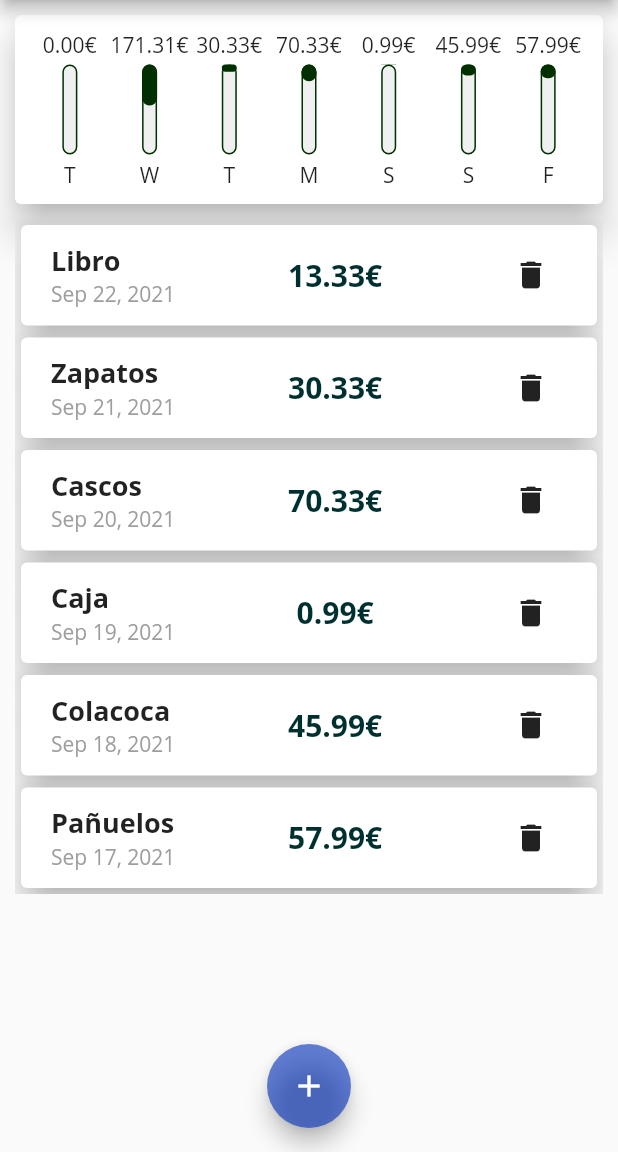
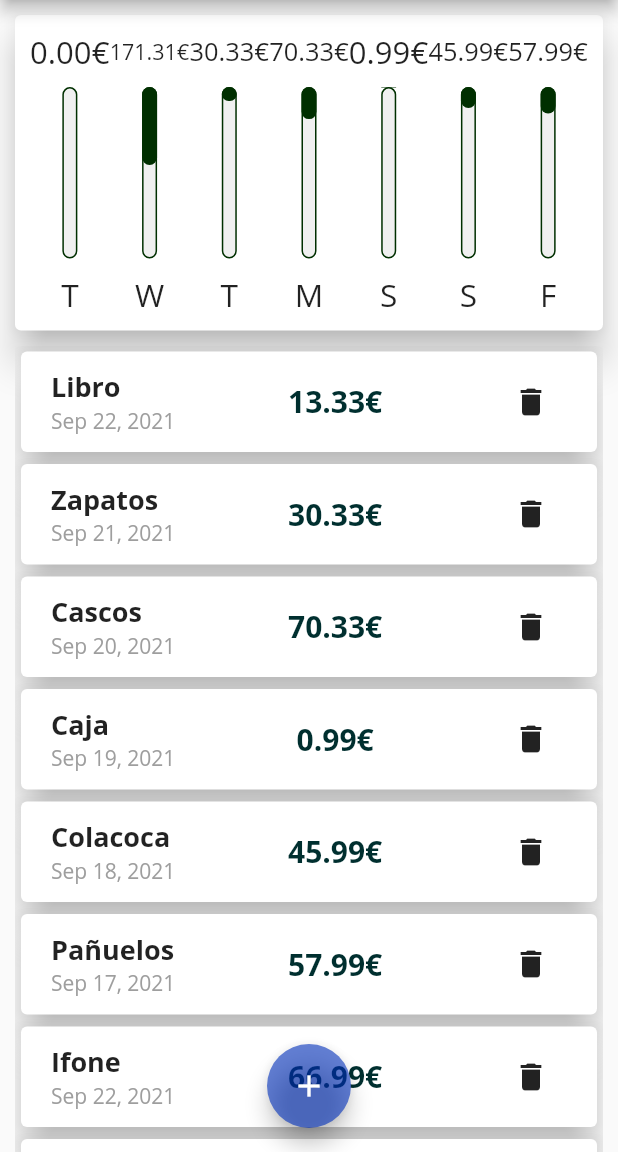
Before and after one commit to futbolin/Curso-Flutter---Dart, a Flutter app: the screen it shows after launch, on a phone screen of 412 x 824 dp, the part 84-1236 px from its top. Run offline on Flutter 3.47's test engine with Material 2 defaults, Android fonts, the phone set to English and light mode, and no system bars.

```diff
--- a/ejercicios/gastos_personales/lib/main.dart
+++ b/ejercicios/gastos_personales/lib/main.dart
@@ -96,7 +96,7 @@ class _MyHomePageState extends State<MyHomePage> {
     }).toList();
   }
 
-  void _agregarTransaccion(String titulo, double precio,DateTime fecha) {
+  void _agregarTransaccion(String titulo, double precio, DateTime fecha) {
     final nuevaTransaccion = Transaccion(
       titulo: titulo,
       cantidad: precio,
@@ -109,7 +109,7 @@ class _MyHomePageState extends State<MyHomePage> {
     });
   }
 
-  void _eliminarTransaccion(String id){
+  void _eliminarTransaccion(String id) {
     setState(() => {
           transaccionesDelUsuario.removeWhere((transaccion) {
             return transaccion.id == id;
@@ -130,12 +130,9 @@ class _MyHomePageState extends State<MyHomePage> {
     );
   }
 
-
-
   @override
   Widget build(BuildContext context) {
-    return Scaffold(
-      appBar: AppBar(
+    final AppBar appBar = AppBar(
       backgroundColor: Color.fromARGB(255, 0, 47, 187),
       title: Text('Gastos App'),
       actions: [
@@ -144,14 +141,27 @@ class _MyHomePageState extends State<MyHomePage> {
           icon: Icon(Icons.add),
         ),
       ],
-      ),
+    );
+    return Scaffold(
+      appBar: appBar,
       body: Container(
         child: Column(
           mainAxisSize: MainAxisSize.max,
           children: <Widget>[
-            Grafico(transaccionesDelUsuario),
+            Container(
+                height: (MediaQuery.of(context).size.height -
+                    appBar.preferredSize.height -
+                    MediaQuery.of(context).padding.top) * 0.3,
+                child: Grafico(transaccionesDelUsuario)),
             SingleChildScrollView(
-                child: TransaccionesLista(transaccionesRecientes,_eliminarTransaccion)),
+              child: TransaccionesLista(
+                  transaccionesRecientes,
+                  _eliminarTransaccion,
+                  (MediaQuery.of(context).size.height -
+                          MediaQuery.of(context).padding.top -
+                          appBar.preferredSize.height) *
+                      0.7),
+            ),
           ],
         ),
       ),
--- a/ejercicios/gastos_personales/lib/widgets/grafico_barra.dart
+++ b/ejercicios/gastos_personales/lib/widgets/grafico_barra.dart
@@ -9,16 +9,21 @@ class GraficoBarra extends StatelessWidget {
 
   @override
   Widget build(BuildContext context) {
+    return LayoutBuilder(
+      builder: (ctx, cns) {
         return Column(
           children: [
-        FittedBox(
+            Container(
+              height: cns.maxHeight * 0.15,
+              child: FittedBox(
                 child: Text("${cantidad.toStringAsFixed(2)}€"),
               ),
+            ),
             SizedBox(
-          height: 4,
+              height: cns.maxHeight * 0.05,
             ),
             Container(
-          height: 60,
+              height: cns.maxHeight * 0.6,
               width: 10,
               child: Stack(
                 children: [
@@ -43,10 +48,12 @@ class GraficoBarra extends StatelessWidget {
               ),
             ),
             SizedBox(
-          height: 4,
+              height: cns.maxHeight * 0.05,
             ),
-        Text(etiqueta),
+            Container(height: cns.maxHeight * 0.15, child: FittedBox(child: Text(etiqueta))),
           ],
+        );
+      },
     );
   }
 }
--- a/ejercicios/gastos_personales/lib/widgets/nueva_transaccion.dart
+++ b/ejercicios/gastos_personales/lib/widgets/nueva_transaccion.dart
@@ -15,7 +15,7 @@ class _NuevaTransaccionState extends State<NuevaTransaccion> {
 
   final precioControlador = TextEditingController();
 
-  DateTime? fechaEscogida;
+  DateTime fechaEscogida = DateTime.now();
 
   void startEscogerFecha() {
     showDatePicker(
--- a/ejercicios/gastos_personales/lib/widgets/transacciones_lista.dart
+++ b/ejercicios/gastos_personales/lib/widgets/transacciones_lista.dart
@@ -9,8 +9,9 @@ import 'package:intl/intl.dart';
 class TransaccionesLista extends StatelessWidget {
   final List<Transaccion> transaccionesDelUsuario;
   final Function eliminarTransaccion;
+  final double height;
 
-  TransaccionesLista(this.transaccionesDelUsuario, this.eliminarTransaccion);
+  TransaccionesLista(this.transaccionesDelUsuario, this.eliminarTransaccion,this.height);
 
   @override
   Widget build(BuildContext context) {
@@ -18,7 +19,7 @@ class TransaccionesLista extends StatelessWidget {
       mainAxisSize: MainAxisSize.max,
       children: [
         Container(
-          height: 450,
+          height: height,
           padding: EdgeInsets.symmetric(horizontal: 10),
           child: transaccionesDelUsuario.isEmpty
               ? Column(
```
Also changed, not shown: capturas/cuestionario10.png (added), 2 other files. Lines whose indentation alone changed are shown as unchanged.
